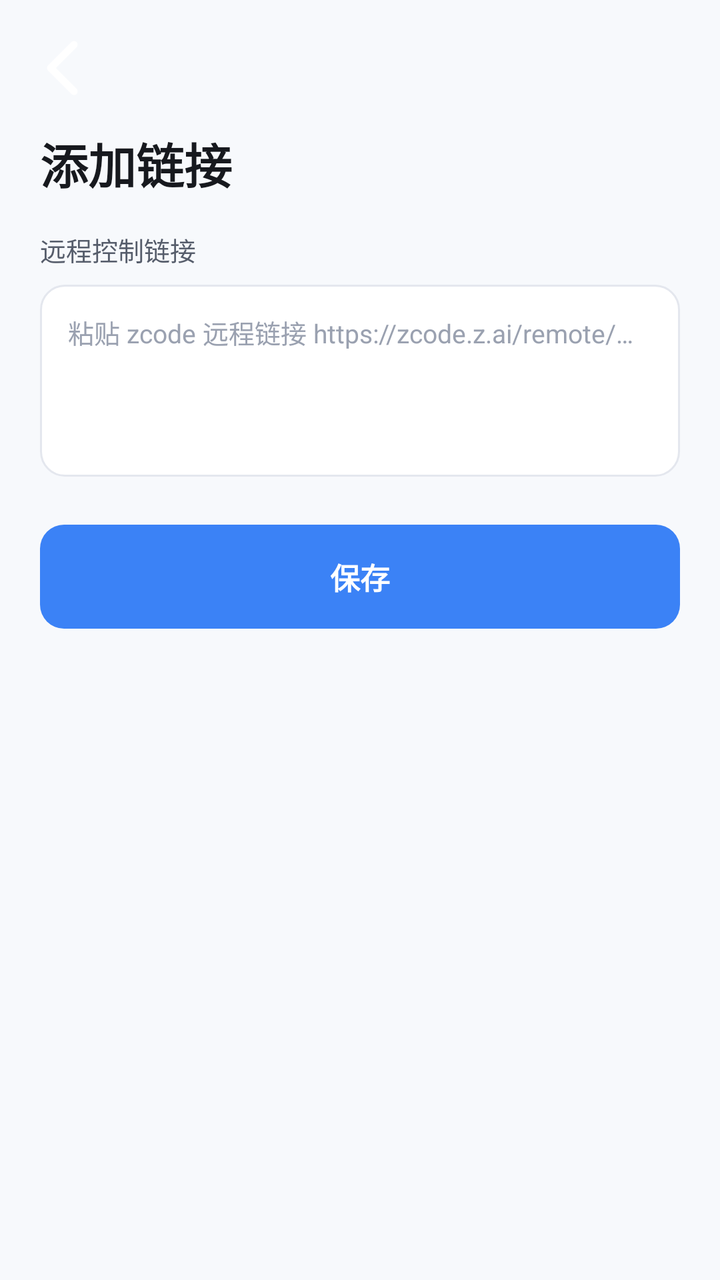
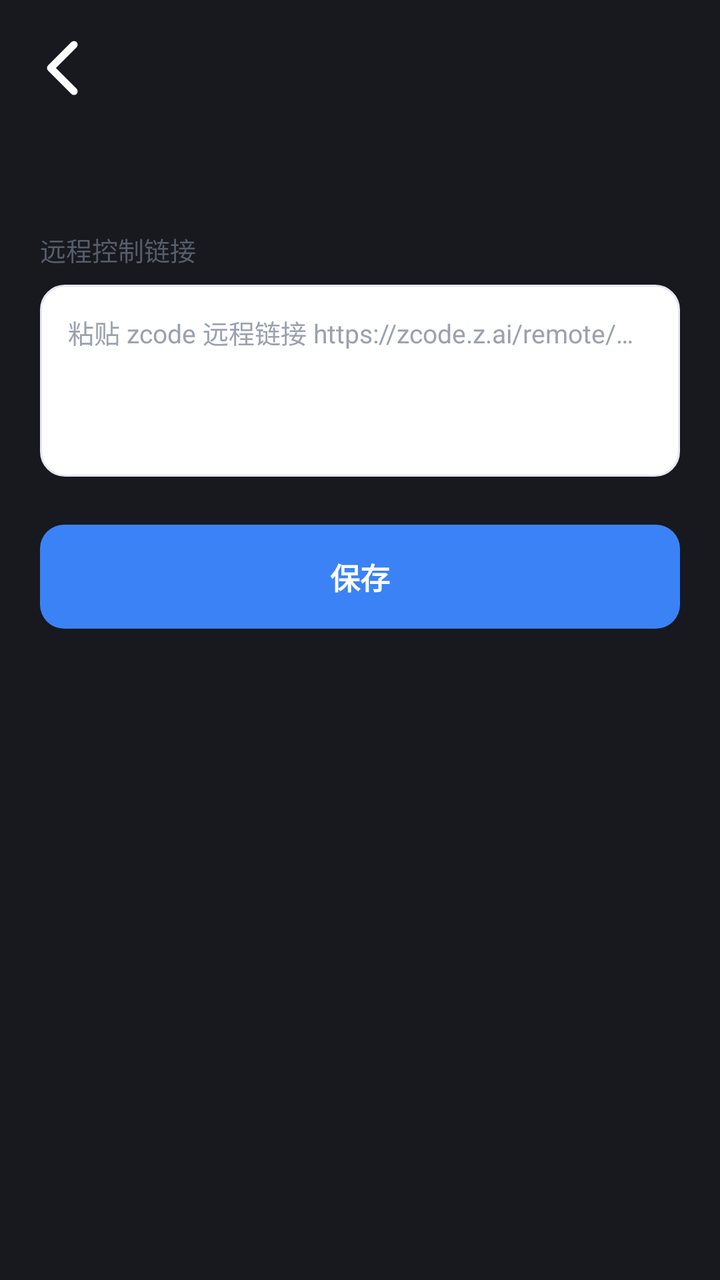

Screens rendered from an Android XML layout before and after an edit, with the pre-edit source and the edit as a unified diff.
<!-- AndroidManifest.xml: application theme Theme.ServerProbe -->
<!-- res/layout/activity_edit.xml -->
<?xml version="1.0" encoding="utf-8"?>
<LinearLayout xmlns:android="http://schemas.android.com/apk/res/android"
    android:layout_width="match_parent"
    android:layout_height="match_parent"
    android:orientation="vertical">

    <ImageButton
        android:id="@+id/btnBack"
        android:layout_width="40dp"
        android:layout_height="40dp"
        android:layout_marginStart="12dp"
        android:layout_marginTop="14dp"
        android:background="?android:attr/selectableItemBackgroundBorderless"
        android:contentDescription="返回"
        android:src="@drawable/ic_back" />

    <TextView
        android:id="@+id/tvTitle"
        android:layout_width="wrap_content"
        android:layout_height="wrap_content"
        android:layout_marginStart="20dp"
        android:layout_marginTop="10dp"
        android:text="@string/title_add"
        android:textColor="@color/text_primary"
        android:textSize="24sp"
        android:textStyle="bold" />

    <ScrollView
        android:layout_width="match_parent"
        android:layout_height="0dp"
        android:layout_weight="1"
        android:fillViewport="true">

        <LinearLayout
            android:layout_width="match_parent"
            android:layout_height="wrap_content"
            android:orientation="vertical"
            android:paddingLeft="20dp"
            android:paddingRight="20dp">

            <TextView
                android:layout_width="wrap_content"
                android:layout_height="wrap_content"
                android:layout_marginTop="16dp"
                android:text="远程控制链接"
                android:textColor="@color/text_secondary"
                android:textSize="13sp" />

            <EditText
                android:id="@+id/etUrl"
                android:layout_width="match_parent"
                android:layout_height="wrap_content"
                android:layout_marginTop="8dp"
                android:background="@drawable/bg_input"
                android:hint="粘贴 zcode 远程链接 https://zcode.z.ai/remote/…"
                android:importantForAutofill="no"
                android:inputType="textUri"
                android:maxLines="4"
                android:minHeight="96dp"
                android:gravity="top"
                android:padding="14dp"
                android:textColor="@color/text_primary"
                android:textColorHint="@color/text_tertiary"
                android:textSize="13sp" />

            <LinearLayout
                android:id="@+id/previewCard"
                android:layout_width="match_parent"
                android:layout_height="wrap_content"
                android:layout_marginTop="16dp"
                android:background="@drawable/bg_card"
                android:orientation="vertical"
                android:padding="16dp"
                android:visibility="gone">

                <TextView
                    android:layout_width="wrap_content"
                    android:layout_height="wrap_content"
                    android:text="预览"
                    android:textColor="@color/text_tertiary"
                    android:textSize="11sp" />

                <LinearLayout
                    android:layout_width="match_parent"
                    android:layout_height="wrap_content"
                    android:layout_marginTop="10dp"
                    android:gravity="center_vertical"
                    android:orientation="horizontal">

                    <TextView
                        android:layout_width="46dp"
                        android:layout_height="46dp"
                        android:background="@drawable/bg_icon_badge"
                        android:gravity="center"
                        android:text="💻"
                        android:textSize="20sp" />

                    <LinearLayout
                        android:layout_width="0dp"
                        android:layout_height="wrap_content"
                        android:layout_marginLeft="12dp"
                        android:layout_weight="1"
                        android:orientation="vertical">

                        <TextView
                            android:id="@+id/tvName"
                            android:layout_width="wrap_content"
                            android:layout_height="wrap_content"
                            android:textColor="@color/text_primary"
                            android:textSize="16sp"
                            android:textStyle="bold" />

                        <TextView
                            android:id="@+id/tvHost"
                            android:layout_width="wrap_content"
                            android:layout_height="wrap_content"
                            android:layout_marginTop="3dp"
                            android:ellipsize="middle"
                            android:maxLines="1"
                            android:textColor="@color/text_tertiary"
                            android:textSize="12sp" />
                    </LinearLayout>

                    <TextView
                        android:id="@+id/tvVersion"
                        android:layout_width="wrap_content"
                        android:layout_height="wrap_content"
                        android:layout_marginLeft="8dp"
                        android:background="@drawable/bg_badge"
                        android:paddingLeft="10dp"
                        android:paddingRight="10dp"
                        android:paddingTop="4dp"
                        android:paddingBottom="4dp"
                        android:textColor="@color/badge_text"
                        android:textSize="11sp"
                        android:textStyle="bold" />
                </LinearLayout>

                <TextView
                    android:id="@+id/tvStatus"
                    android:layout_width="wrap_content"
                    android:layout_height="wrap_content"
                    android:layout_marginTop="12dp"
                    android:textSize="12sp" />
            </LinearLayout>

            <TextView
                android:id="@+id/btnSave"
                android:layout_width="match_parent"
                android:layout_height="52dp"
                android:layout_marginTop="24dp"
                android:layout_marginBottom="24dp"
                android:background="@drawable/bg_btn_primary"
                android:gravity="center"
                android:text="@string/save"
                android:textColor="@android:color/white"
                android:textSize="15sp"
                android:textStyle="bold" />
        </LinearLayout>
    </ScrollView>
</LinearLayout>
<!-- resources referenced by this layout -->
<resources>
  <color name="badge_text">#2F5BFF</color>
  <color name="text_primary">#17191E</color>
  <color name="text_secondary">#565D6B</color>
  <color name="text_tertiary">#9AA1B0</color>
  <!-- drawable bg_badge (drawable) -->
  <?xml version="1.0" encoding="utf-8"?>
  <shape xmlns:android="http://schemas.android.com/apk/res/android" android:shape="rectangle">
      <solid android:color="@color/badge_bg" />
      <corners android:radius="999dp" />
  </shape>
  <!-- drawable bg_btn_primary (drawable) -->
  <?xml version="1.0" encoding="utf-8"?>
  <shape xmlns:android="http://schemas.android.com/apk/res/android" android:shape="rectangle">
      <solid android:color="@color/accent" />
      <corners android:radius="12dp" />
  </shape>
  <!-- drawable bg_card (drawable) -->
  <?xml version="1.0" encoding="utf-8"?>
  <shape xmlns:android="http://schemas.android.com/apk/res/android" android:shape="rectangle">
      <solid android:color="@color/card" />
      <corners android:radius="16dp" />
      <stroke android:width="1dp" android:color="@color/card_stroke" />
  </shape>
  <!-- drawable bg_icon_badge (drawable) -->
  <?xml version="1.0" encoding="utf-8"?>
  <shape xmlns:android="http://schemas.android.com/apk/res/android" android:shape="rectangle">
      <solid android:color="@color/icon_badge" />
      <corners android:radius="12dp" />
  </shape>
  <!-- drawable bg_input (drawable) -->
  <?xml version="1.0" encoding="utf-8"?>
  <shape xmlns:android="http://schemas.android.com/apk/res/android" android:shape="rectangle">
      <solid android:color="@color/card" />
      <corners android:radius="12dp" />
      <stroke android:width="1dp" android:color="@color/card_stroke" />
  </shape>
  <!-- drawable ic_back (drawable) -->
  <?xml version="1.0" encoding="utf-8"?>
  <vector xmlns:android="http://schemas.android.com/apk/res/android"
      android:width="24dp"
      android:height="24dp"
      android:viewportWidth="24"
      android:viewportHeight="24">
      <path
          android:pathData="M15,5 L8,12 L15,19"
          android:strokeColor="#FFFFFFFF"
          android:strokeWidth="2.2"
          android:strokeLineCap="round"
          android:strokeLineJoin="round"
          android:fillColor="#00000000" />
  </vector>
  <string name="save">保存</string>
  <string name="title_add">添加链接</string>
  <style name="Theme.ServerProbe" parent="android:Theme.Material.Light.NoActionBar">
          <item name="android:windowBackground">#F7F9FC</item>
          <item name="android:statusBarColor">@android:color/transparent</item>
          <item name="android:navigationBarColor">@android:color/transparent</item>
      </style>
  <color name="badge_bg">#E8EEFF</color>
  <color name="accent">#3B82F6</color>
  <color name="card">#FFFFFF</color>
  <color name="card_stroke">#E4E7EE</color>
  <color name="icon_badge">#EDF1F8</color>
</resources>

<!-- the commit's change to res/layout/activity_edit.xml (unified diff, before → after) -->
@@ -1,8 +1,10 @@
 <?xml version="1.0" encoding="utf-8"?>
 <LinearLayout xmlns:android="http://schemas.android.com/apk/res/android"
+    android:id="@+id/rootEdit"
     android:layout_width="match_parent"
     android:layout_height="match_parent"
-    android:orientation="vertical">
+    android:orientation="vertical"
+    android:background="@color/web_bg">
 
     <ImageButton
         android:id="@+id/btnBack"
<!-- resource entries referenced after the edit -->
@@ -4,6 +4,7 @@
   <color name="text_primary">#17191E</color>
   <color name="text_secondary">#565D6B</color>
   <color name="text_tertiary">#9AA1B0</color>
+  <color name="web_bg">#17191E</color>
   <!-- drawable bg_badge (drawable) -->
   <?xml version="1.0" encoding="utf-8"?>
   <shape xmlns:android="http://schemas.android.com/apk/res/android" android:shape="rectangle">
